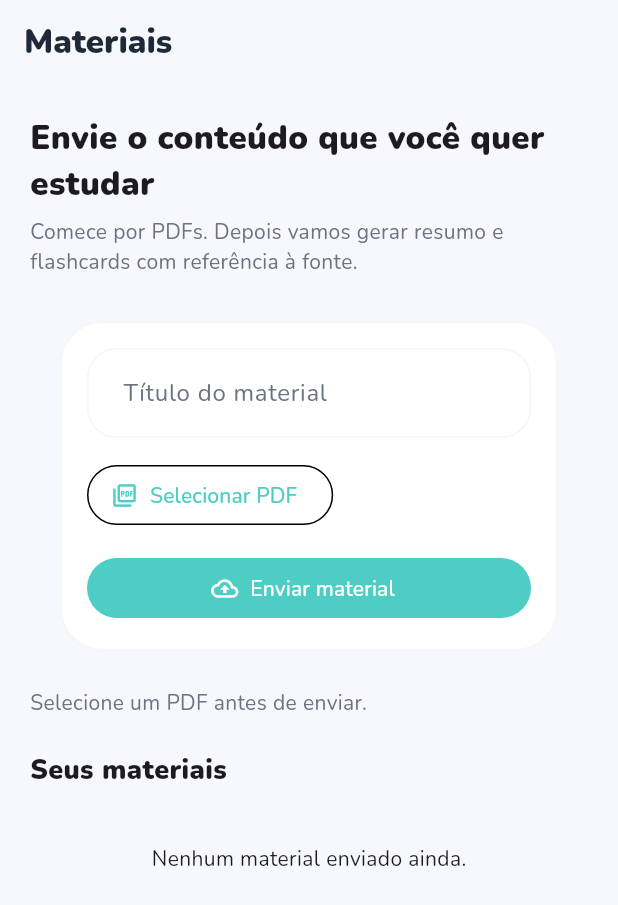
After one commit to jrochaandrade/dailyEnglish, a Flutter app: the MaterialsScreen screen opened by its route, after a tap on "Enviar material", on a phone screen of 412 x 824 dp. The commit adds this screen. Shown: the top 905 px of the screen. Run offline on Flutter 3.47's test engine with Material 3 defaults, Android fonts, the phone set to English and light mode, and no system bars; our stand-ins replace file_picker, flutter_riverpod, flutter_tts, go_router, google_fonts, google_sign_in and 3 more; missing offline and left inert: flame, flame_tiled, googleapis; accounts and stored records are empty; network calls fail.

Commit message:
feat: adiciona tela de materiais e upload de pdf

```diff
--- a/lib/core/router/app_router.dart
+++ b/lib/core/router/app_router.dart
@@ -24,6 +24,7 @@ import '../../screens/games/game_content.dart';
 import '../../screens/study/study_log_screen.dart';
 import '../../screens/concursos/contest_cards_screen.dart';
 import '../../screens/start/start_screen.dart';
+import '../../screens/materials/materials_screen.dart';
 
 final appRouter = GoRouter(
   initialLocation: '/',
@@ -184,6 +185,10 @@ final appRouter = GoRouter(
       builder: (context, state) => const ContestCardsScreen(),
     ),
     GoRoute(
+      path: '/materials',
+      builder: (context, state) => const MaterialsScreen(),
+    ),
+    GoRoute(
       path: '/concursos/new',
       builder: (context, state) => const ContestCardFormScreen(),
     ),
--- /dev/null
+++ b/lib/core/services/material_api_service.dart
@@ -0,0 +1,70 @@
+import 'dart:convert';
+import 'dart:io';
+import 'package:http/http.dart' as http;
+import 'package:shared_preferences/shared_preferences.dart';
+import '../../models/material.dart';
+
+class MaterialApiService {
+  MaterialApiService({String? baseUrl})
+      : baseUrl = baseUrl ?? 'http://10.0.2.2:8000/api';
+
+  final String baseUrl;
+
+  Future<String?> _token() async {
+    final preferences = await SharedPreferences.getInstance();
+    return preferences.getString('api_token');
+  }
+
+  Future<List<StudyMaterial>> list() async {
+    final token = await _token();
+    if (token == null) throw const MaterialApiException('auth_required');
+    final response = await http.get(
+      Uri.parse('\$baseUrl/materials'),
+      headers: {
+        'Accept': 'application/json',
+        'Authorization': 'Bearer \$token'
+      },
+    );
+    if (response.statusCode == 401) {
+      throw const MaterialApiException('auth_required');
+    }
+    if (response.statusCode != 200) {
+      throw MaterialApiException('request_failed_\${response.statusCode}');
+    }
+    final body = jsonDecode(response.body) as Map<String, dynamic>;
+    final items = body['data'] as List<dynamic>? ?? [];
+    return items
+        .map((item) => StudyMaterial.fromJson(item as Map<String, dynamic>))
+        .toList();
+  }
+
+  Future<StudyMaterial> upload({required File file, String? title}) async {
+    final token = await _token();
+    if (token == null) throw const MaterialApiException('auth_required');
+    final request = http.MultipartRequest(
+      'POST',
+      Uri.parse('\$baseUrl/materials'),
+    )
+      ..headers['Accept'] = 'application/json'
+      ..headers['Authorization'] = 'Bearer \$token'
+      ..files.add(await http.MultipartFile.fromPath('file', file.path));
+    if (title != null && title.trim().isNotEmpty) {
+      request.fields['title'] = title.trim();
+    }
+    final response = await request.send();
+    final body = await response.stream.bytesToString();
+    if (response.statusCode == 401) {
+      throw const MaterialApiException('auth_required');
+    }
+    if (response.statusCode != 201) {
+      throw MaterialApiException('request_failed_\${response.statusCode}');
+    }
+    final json = jsonDecode(body) as Map<String, dynamic>;
+    return StudyMaterial.fromJson(json['data'] as Map<String, dynamic>);
+  }
+}
+
+class MaterialApiException implements Exception {
+  final String code;
+  const MaterialApiException(this.code);
+}
--- /dev/null
+++ b/lib/models/material.dart
@@ -0,0 +1,35 @@
+class StudyMaterial {
+  final int? id;
+  final String? title;
+  final String originalFilename;
+  final String status;
+  final int sizeBytes;
+  final String? mimeType;
+  final String? processingError;
+
+  const StudyMaterial({
+    this.id,
+    this.title,
+    required this.originalFilename,
+    required this.status,
+    required this.sizeBytes,
+    this.mimeType,
+    this.processingError,
+  });
+
+  factory StudyMaterial.fromJson(Map<String, dynamic> json) => StudyMaterial(
+        id: json['id'] as int?,
+        title: json['title'] as String?,
+        originalFilename: json['original_filename'] as String? ?? 'Material',
+        status: json['status'] as String? ?? 'uploaded',
+        sizeBytes: json['size_bytes'] as int? ?? 0,
+        mimeType: json['mime_type'] as String?,
+        processingError: json['processing_error'] as String?,
+      );
+}
+
+String formatMaterialSize(int bytes) {
+  if (bytes < 1024) return '\${bytes} B';
+  if (bytes < 1024 * 1024) return '\${(bytes / 1024).toStringAsFixed(1)} KB';
+  return '\${(bytes / (1024 * 1024)).toStringAsFixed(1)} MB';
+}
--- /dev/null
+++ b/lib/screens/materials/materials_screen.dart
@@ -0,0 +1,215 @@
+import 'dart:io';
+import 'package:file_picker/file_picker.dart';
+import 'package:flutter/material.dart';
+import 'package:google_fonts/google_fonts.dart';
+import '../../core/services/material_api_service.dart';
+import '../../core/theme/app_theme.dart';
+import '../../models/material.dart';
+
+class MaterialsScreen extends StatefulWidget {
+  const MaterialsScreen({super.key});
+
+  @override
+  State<MaterialsScreen> createState() => _MaterialsScreenState();
+}
+
+class _MaterialsScreenState extends State<MaterialsScreen> {
+  final _titleController = TextEditingController();
+  final _api = MaterialApiService();
+  final _materials = <StudyMaterial>[];
+  File? _selectedFile;
+  bool _loading = false;
+  String? _message;
+
+  @override
+  void initState() {
+    super.initState();
+    _loadMaterials();
+  }
+
+  @override
+  void dispose() {
+    _titleController.dispose();
+    super.dispose();
+  }
+
+  Future<void> _loadMaterials() async {
+    try {
+      final materials = await _api.list();
+      if (!mounted) return;
+      setState(() {
+        _materials
+          ..clear()
+          ..addAll(materials);
+        _message = null;
+      });
+    } on MaterialApiException catch (error) {
+      if (!mounted) return;
+      setState(() => _message = _messageFor(error.code));
+    }
+  }
+
+  Future<void> _pickFile() async {
+    final result = await FilePicker.platform.pickFiles(
+      type: FileType.custom,
+      allowedExtensions: ['pdf'],
+    );
+    final path = result?.files.single.path;
+    if (path == null) return;
+    setState(() {
+      _selectedFile = File(path);
+      if (_titleController.text.trim().isEmpty) {
+        _titleController.text = result!.files.single.name.replaceFirst(
+          RegExp(r'\.pdf$', caseSensitive: false),
+          '',
+        );
+      }
+    });
+  }
+
+  Future<void> _upload() async {
+    final file = _selectedFile;
+    if (file == null) {
+      setState(() => _message = 'Selecione um PDF antes de enviar.');
+      return;
+    }
+    setState(() => _loading = true);
+    try {
+      final material = await _api.upload(
+        file: file,
+        title: _titleController.text,
+      );
+      if (!mounted) return;
+      setState(() {
+        _materials.insert(0, material);
+        _selectedFile = null;
+        _titleController.clear();
+        _message = 'Material enviado. Aguardando processamento.';
+      });
+    } on MaterialApiException catch (error) {
+      if (!mounted) return;
+      setState(() => _message = _messageFor(error.code));
+    } finally {
+      if (mounted) setState(() => _loading = false);
+    }
+  }
+
+  String _messageFor(String code) => code == 'auth_required'
+      ? 'Faça login para acessar seus materiais.'
+      : 'Não foi possível conectar ao backend.';
+
+  @override
+  Widget build(BuildContext context) {
+    return Scaffold(
+      appBar: AppBar(title: const Text('Materiais')),
+      body: RefreshIndicator(
+        onRefresh: _loadMaterials,
+        child: ListView(
+          padding: const EdgeInsets.all(20),
+          children: [
+            Text(
+              'Envie o conteúdo que você quer estudar',
+              style:
+                  GoogleFonts.nunito(fontSize: 22, fontWeight: FontWeight.w900),
+            ),
+            const SizedBox(height: 6),
+            Text(
+              'Comece por PDFs. Depois vamos gerar resumo e flashcards com referência à fonte.',
+              style: GoogleFonts.nunito(
+                color: Theme.of(context).colorScheme.onSurfaceVariant,
+              ),
+            ),
+            const SizedBox(height: 20),
+            Card(
+              child: Padding(
+                padding: const EdgeInsets.all(18),
+                child: Column(
+                  crossAxisAlignment: CrossAxisAlignment.start,
+                  children: [
+                    TextField(
+                      controller: _titleController,
+                      decoration: const InputDecoration(
+                        labelText: 'Título do material',
+                        hintText: 'Ex.: Direito Constitucional',
+                      ),
+                    ),
+                    const SizedBox(height: 14),
+                    OutlinedButton.icon(
+                      onPressed: _loading ? null : _pickFile,
+                      icon: const Icon(Icons.picture_as_pdf_outlined),
+                      label: Text(_selectedFile == null
+                          ? 'Selecionar PDF'
+                          : 'Trocar PDF'),
+                    ),
+                    if (_selectedFile != null) ...[
+                      const SizedBox(height: 10),
+                      Text(
+                        _selectedFile!.path.split(Platform.pathSeparator).last,
+                        maxLines: 1,
+                        overflow: TextOverflow.ellipsis,
+                      ),
+                    ],
+                    const SizedBox(height: 14),
+                    SizedBox(
+                      width: double.infinity,
+                      child: FilledButton.icon(
+                        onPressed: _loading ? null : _upload,
+                        icon: _loading
+                            ? const SizedBox(
+                                width: 18,
+                                height: 18,
+                                child:
+                                    CircularProgressIndicator(strokeWidth: 2),
+                              )
+                            : const Icon(Icons.cloud_upload_outlined),
+                        label: const Text('Enviar material'),
+                      ),
+                    ),
+                  ],
+                ),
+              ),
+            ),
+            if (_message != null)
+              Padding(
+                padding: const EdgeInsets.symmetric(vertical: 14),
+                child: Text(
+                  _message!,
+                  style: GoogleFonts.nunito(
+                    color: Theme.of(context).colorScheme.onSurfaceVariant,
+                  ),
+                ),
+              ),
+            const SizedBox(height: 8),
+            Text(
+              'Seus materiais',
+              style:
+                  GoogleFonts.nunito(fontSize: 18, fontWeight: FontWeight.w900),
+            ),
+            const SizedBox(height: 8),
+            if (_materials.isEmpty)
+              const Padding(
+                padding: EdgeInsets.symmetric(vertical: 28),
+                child: Center(child: Text('Nenhum material enviado ainda.')),
+              )
+            else
+              ..._materials.map(
+                (material) => Card(
+                  child: ListTile(
+                    leading: const Icon(
+                      Icons.picture_as_pdf_rounded,
+                      color: AppTheme.secondary,
+                    ),
+                    title: Text(material.title ?? material.originalFilename),
+                    subtitle: Text(
+                      '\${material.originalFilename} · \${formatMaterialSize(material.sizeBytes)}',
+                    ),
+                    trailing: Text(material.status),
+                  ),
+                ),
+              ),
+          ],
+        ),
+      ),
+    );
+  }
+}
--- a/lib/screens/start/start_screen.dart
+++ b/lib/screens/start/start_screen.dart
@@ -59,6 +59,14 @@ class StartScreen extends StatelessWidget {
                   description: 'Flashcards organizados por matéria e assunto',
                   color: AppTheme.secondary,
                   onTap: () => context.go('/concursos'),
+                ),
+                const SizedBox(height: 16),
+                _StudyAreaCard(
+                  icon: Icons.picture_as_pdf_rounded,
+                  title: 'Materiais',
+                  description: 'PDFs para preparar resumos e revisões',
+                  color: AppTheme.tertiary,
+                  onTap: () => context.go('/materials'),
                 ),
               ],
             ),
```
